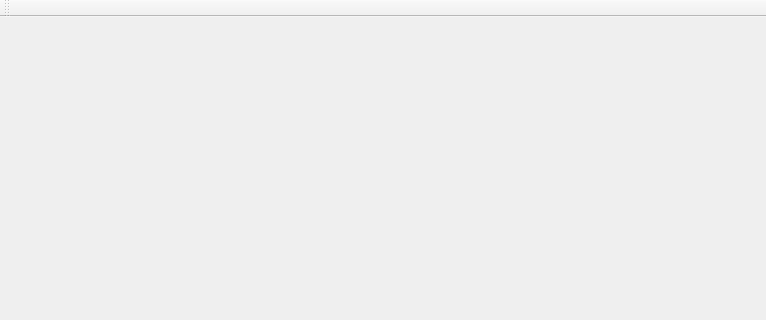
Before: the Qt Designer form mainwindow.ui in MathewMacDougall/Chaos_Pendulum, drawn with Qt 5; both pictures show x 0 to 766 and y 0 to 320 of the 766 by 647 pixel window.
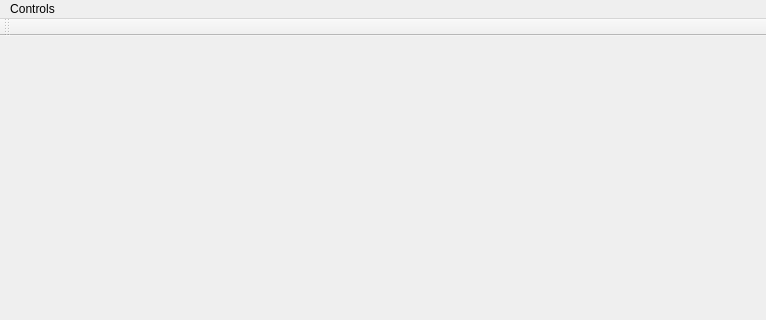
After: the same form once the commit is applied.

Commit message: added basic controls in menu bar

Patch:
```diff
--- a/mainwindow.ui
+++ b/mainwindow.ui
@@ -26,9 +26,17 @@
      <x>0</x>
      <y>0</y>
      <width>766</width>
-     <height>19</height>
+     <height>22</height>
     </rect>
    </property>
+   <widget class="QMenu" name="menuChaos_Pendulum">
+    <property name="title">
+     <string>Controls</string>
+    </property>
+    <addaction name="actionStart"/>
+    <addaction name="actionStop"/>
+   </widget>
+   <addaction name="menuChaos_Pendulum"/>
   </widget>
   <widget class="QToolBar" name="mainToolBar">
    <attribute name="toolBarArea">
```
Left out of the diff: 10 changed lines with no effect on the pictures. The commit also changes 2 other files.
